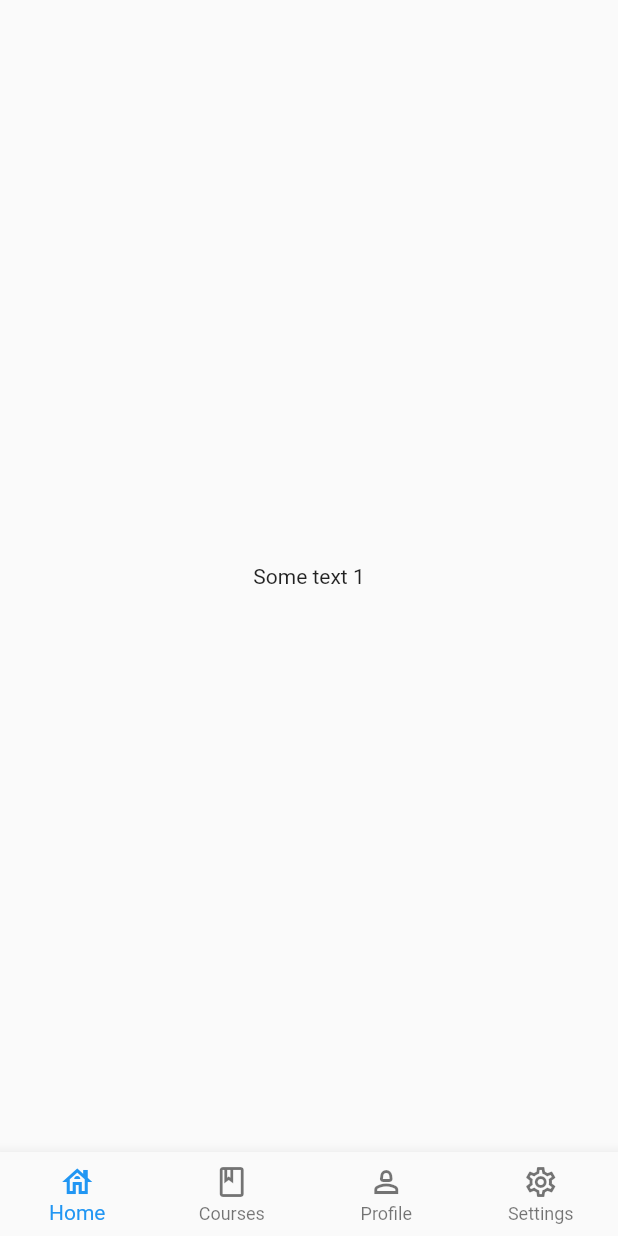
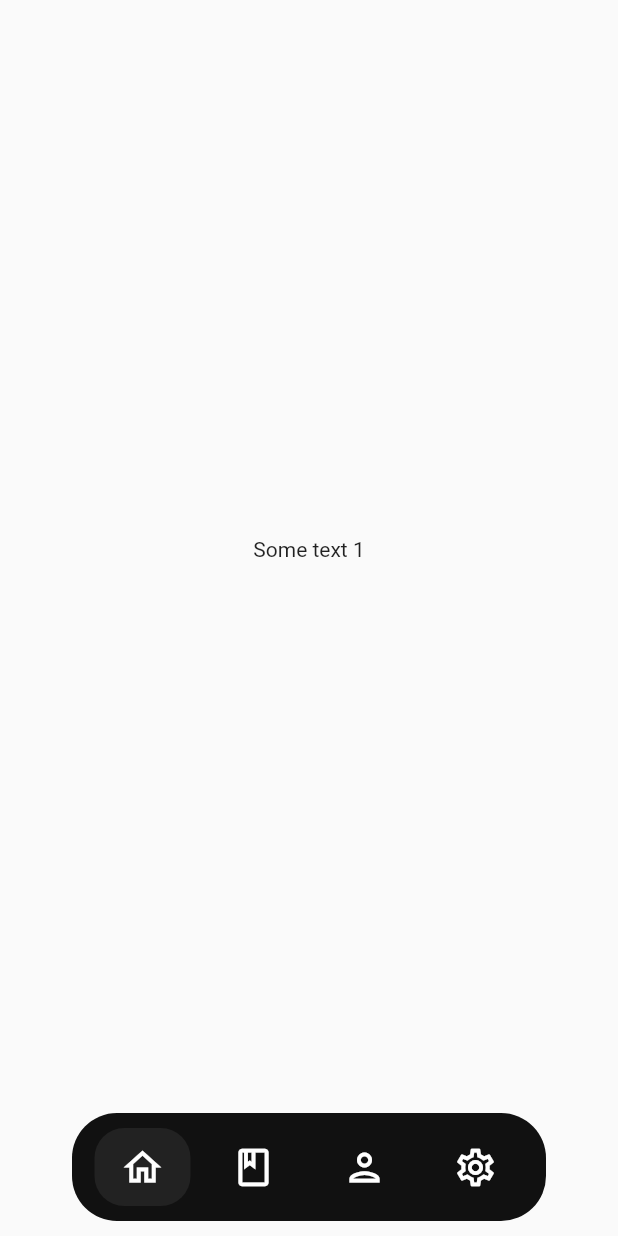
Before and after one commit to naefun/opencourse, a Flutter app: the screen it shows after launch, on a phone screen of 412 x 824 dp. Run offline on Flutter 3.47's test engine with Material 2 defaults, Android fonts, the light colour scheme and no system bars.

Commit message:
add global navigation and navigation styling

```diff
--- a/lib/navigation.dart
+++ b/lib/navigation.dart
@@ -1,27 +1,23 @@
 import 'package:flutter/material.dart';
+import 'package:open_course/pages/courses.dart';
+import 'package:open_course/pages/home.dart';
+import 'package:open_course/pages/profile.dart';
+import 'package:open_course/pages/settings.dart';
 
 class Navigation extends StatefulWidget {
   const Navigation({Key? key}) : super(key: key);
 
   @override
-  _NavigationState createState() => _NavigationState();
+  State<Navigation> createState() => _NavigationState();
 }
 
 class _NavigationState extends State<Navigation> {
   int _selectedIndex = 0;
   static const List<Widget> _pages = <Widget>[
-    Center(
-      child: Text("Some text 1"),
-    ),
-    Center(
-      child: Text("Some text 2"),
-    ),
-    Center(
-      child: Text("Some text 3"),
-    ),
-    Center(
-      child: Text("Some text 4"),
-    )
+    Home(),
+    Courses(),
+    Profile(),
+    Settings(),
   ];
   void _onItemTapped(int index) {
     setState(() {
@@ -31,22 +27,134 @@ class _NavigationState extends State<Navigation> {
 
   @override
   Widget build(BuildContext context) {
+    double iconContainerHeight = 40;
+    double iconContainerWidth = 40;
+    double navbarVerticalPadding = 10;
+    double navbarHorizontalPadding = 15;
+    double iconVerticalPadding = 6;
+    double iconHorizontalPadding = 12;
+    double iconSize = 30;
+    double iconHighlightBorderRadius = 20;
+
     return Scaffold(
       body: _pages[_selectedIndex],
-      bottomNavigationBar: BottomNavigationBar(
-          type: BottomNavigationBarType.fixed,
-          currentIndex: _selectedIndex,
-          onTap: _onItemTapped,
-          items: const <BottomNavigationBarItem>[
-            BottomNavigationBarItem(
-                icon: Icon(Icons.house_outlined), label: "Home"),
-            BottomNavigationBarItem(
-                icon: Icon(Icons.class_outlined), label: "Courses"),
-            BottomNavigationBarItem(
-                icon: Icon(Icons.person_2_outlined), label: "Profile"),
-            BottomNavigationBarItem(
-                icon: Icon(Icons.settings_outlined), label: "Settings"),
-          ]),
+      bottomNavigationBar: Container(
+        margin: const EdgeInsets.fromLTRB(0, 10, 0, 10),
+        alignment: Alignment.bottomCenter,
+        height: iconContainerHeight +
+            navbarVerticalPadding * 2 +
+            iconVerticalPadding * 2,
+        child: Container(
+          padding: EdgeInsets.fromLTRB(
+              navbarHorizontalPadding,
+              navbarVerticalPadding,
+              navbarHorizontalPadding,
+              navbarVerticalPadding),
+          decoration: BoxDecoration(
+              color: const Color.fromARGB(255, 17, 17, 17),
+              borderRadius: BorderRadius.circular(30)),
+          child: ListView(
+              shrinkWrap: true,
+              scrollDirection: Axis.horizontal,
+              children: [
+                GestureDetector(
+                  onTap: () => _onItemTapped(0),
+                  child: Container(
+                    padding: EdgeInsets.fromLTRB(
+                        iconHorizontalPadding,
+                        iconVerticalPadding,
+                        iconHorizontalPadding,
+                        iconVerticalPadding),
+                    decoration: BoxDecoration(
+                        color: Color.fromRGBO(
+                            255, 255, 255, _selectedIndex == 0 ? 0.07 : 0),
+                        borderRadius: BorderRadius.circular(iconHighlightBorderRadius)),
+                    child: SizedBox(
+                      height: iconContainerHeight,
+                      width: iconContainerWidth,
+                      child: Icon(
+                        Icons.home_outlined,
+                        color: const Color.fromARGB(255, 255, 255, 255),
+                        size: iconSize,
+                      ),
+                    ),
+                  ),
+                ),
+                const SizedBox(width: 10),
+                GestureDetector(
+                  onTap: () => _onItemTapped(1),
+                  child: Container(
+                    padding: EdgeInsets.fromLTRB(
+                        iconHorizontalPadding,
+                        iconVerticalPadding,
+                        iconHorizontalPadding,
+                        iconVerticalPadding),
+                    decoration: BoxDecoration(
+                        color: Color.fromRGBO(
+                            255, 255, 255, _selectedIndex == 1 ? 0.07 : 0),
+                        borderRadius: BorderRadius.circular(iconHighlightBorderRadius)),
+                    child: SizedBox(
+                      height: iconContainerHeight,
+                      width: iconContainerWidth,
+                      child: Icon(
+                        Icons.class_outlined,
+                        color: const Color.fromARGB(255, 255, 255, 255),
+                        size: iconSize,
+                      ),
+                    ),
+                  ),
+                ),
+                const SizedBox(width: 10),
+                GestureDetector(
+                  onTap: () => _onItemTapped(2),
+                  child: Container(
+                    padding: EdgeInsets.fromLTRB(
+                        iconHorizontalPadding,
+                        iconVerticalPadding,
+                        iconHorizontalPadding,
+                        iconVerticalPadding),
+                    decoration: BoxDecoration(
+                        color: Color.fromRGBO(
+                            255, 255, 255, _selectedIndex == 2 ? 0.07 : 0),
+                        borderRadius: BorderRadius.circular(iconHighlightBorderRadius)),
+                    child: SizedBox(
+                      height: iconContainerHeight,
+                      width: iconContainerWidth,
+                      child: Icon(
+                        Icons.person_outlined,
+                        color: const Color.fromARGB(255, 255, 255, 255),
+                        size: iconSize,
+                      ),
+                    ),
+                  ),
+                ),
+                const SizedBox(width: 10),
+                GestureDetector(
+                  onTap: () => _onItemTapped(3),
+                  child: Container(
+                    padding: EdgeInsets.fromLTRB(
+                        iconHorizontalPadding,
+                        iconVerticalPadding,
+                        iconHorizontalPadding,
+                        iconVerticalPadding),
+                    decoration: BoxDecoration(
+                        color: Color.fromRGBO(
+                            255, 255, 255, _selectedIndex == 3 ? 0.07 : 0),
+                        borderRadius: BorderRadius.circular(iconHighlightBorderRadius)),
+                    child: SizedBox(
+                      height: iconContainerHeight,
+                      width: iconContainerWidth,
+                      child: Icon(
+                        Icons.settings_outlined,
+                        color: const Color.fromARGB(255, 255, 255, 255),
+                        size: iconSize,
+                      ),
+                    ),
+                  ),
+                ),
+              ]),
+        ),
+      ),
     );
   }
 }
--- a/lib/pages/courses.dart
+++ b/lib/pages/courses.dart
@@ -0,0 +1,19 @@
+import 'package:flutter/material.dart';
+
+class Courses extends StatefulWidget {
+  const Courses({ Key? key }) : super(key: key);
+
+  @override
+  State<Courses> createState() => _CoursesState();
+}
+
+class _CoursesState extends State<Courses> {
+  @override
+  Widget build(BuildContext context) {
+    return Container(
+      child: Center(
+        child: Text("Some text 2"),
+      ),
+    );
+  }
+}
--- a/lib/pages/home.dart
+++ b/lib/pages/home.dart
@@ -0,0 +1,19 @@
+import 'package:flutter/material.dart';
+
+class Home extends StatefulWidget {
+  const Home({Key? key}) : super(key: key);
+
+  @override
+  State<Home> createState() => _HomeState();
+}
+
+class _HomeState extends State<Home> {
+  @override
+  Widget build(BuildContext context) {
+    return Container(
+      child: Center(
+        child: Text("Some text 1"),
+      ),
+    );
+  }
+}
--- a/lib/pages/profile.dart
+++ b/lib/pages/profile.dart
@@ -0,0 +1,19 @@
+import 'package:flutter/material.dart';
+
+class Profile extends StatefulWidget {
+  const Profile({Key? key}) : super(key: key);
+
+  @override
+  State<Profile> createState() => _ProfileState();
+}
+
+class _ProfileState extends State<Profile> {
+  @override
+  Widget build(BuildContext context) {
+    return Container(
+      child: Center(
+        child: Text("Some text 3"),
+      ),
+    );
+  }
+}
--- a/lib/pages/settings.dart
+++ b/lib/pages/settings.dart
@@ -0,0 +1,19 @@
+import 'package:flutter/material.dart';
+
+class Settings extends StatefulWidget {
+  const Settings({Key? key}) : super(key: key);
+
+  @override
+  State<Settings> createState() => _SettingsState();
+}
+
+class _SettingsState extends State<Settings> {
+  @override
+  Widget build(BuildContext context) {
+    return Container(
+      child: Center(
+        child: Text("Some text 4"),
+      ),
+    );
+  }
+}
```
